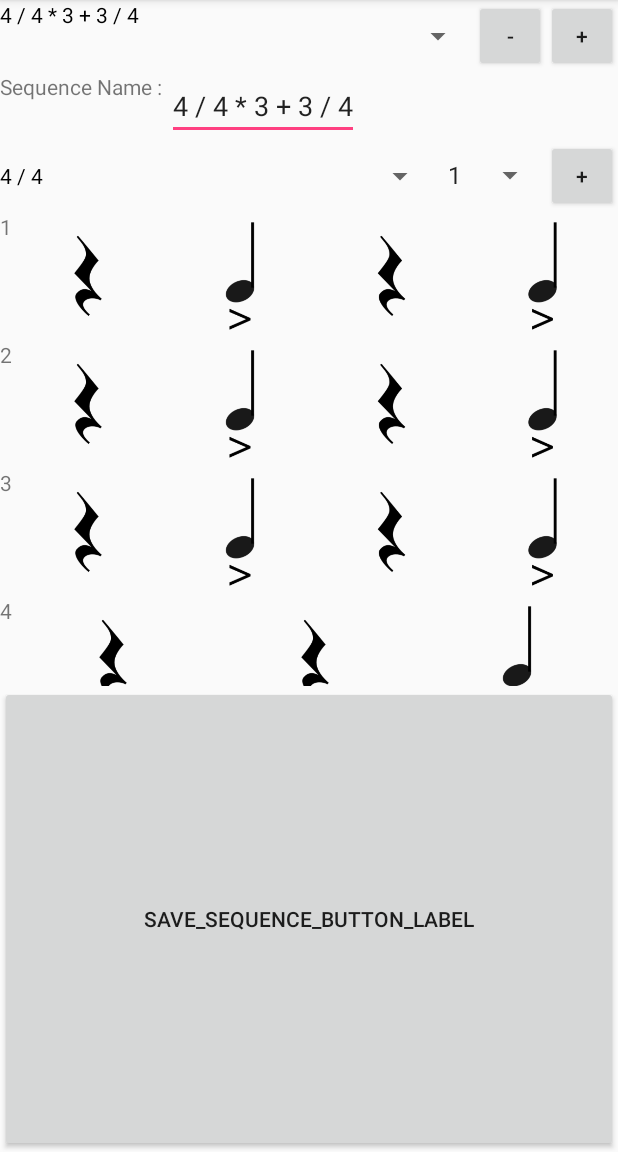
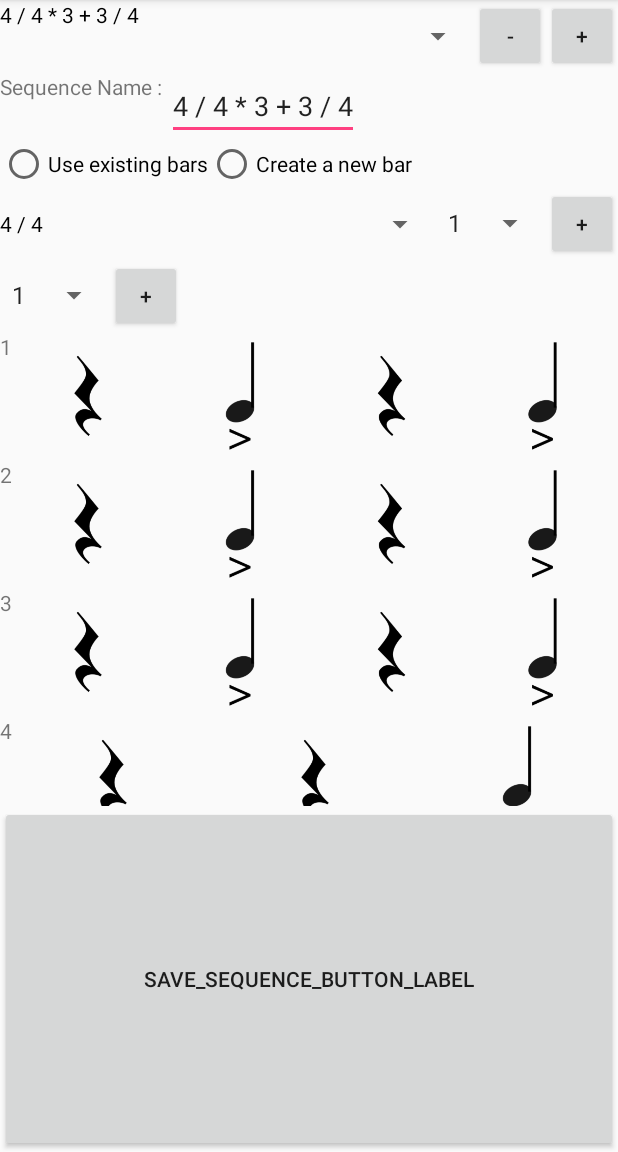
Before and after one commit to nicomanel/metronomeApp, an Android app: the SequenceEditorActivity screen opened directly, with no data from a screen before it, on a phone screen of 412 x 824 dp, the part 84-1236 px from its top. Run offline under Robolectric (Android 15) with nearby library versions, the phone set to English and light mode, and no system bars.

Commit message:
sequence creation ok. Still need to save it to the file

```diff
--- a/app/src/main/res/layout/sequence_editor.xml
+++ b/app/src/main/res/layout/sequence_editor.xml
@@ -20,10 +20,40 @@
             android:layout_height="match_parent"
             android:text="@string/new_sequence" />
 
+
     </LinearLayout>
     <LinearLayout
         android:layout_width="match_parent"
         android:layout_height="wrap_content"
+        android:orientation="vertical">
+
+
+        <RadioGroup
+            android:layout_width="match_parent"
+            android:layout_height="wrap_content"
+            android:orientation="horizontal">
+
+            <RadioButton
+                android:id="@+id/sequenceEditorUseExistingBarsButtonId"
+                android:layout_width="wrap_content"
+                android:layout_height="match_parent"
+                android:text="Use existing bars" />
+
+            <RadioButton
+                android:id="@+id/sequenceEditorCreateNewBarButtonId"
+                android:layout_width="wrap_content"
+                android:layout_height="match_parent"
+                android:text="Create a new bar" />
+        </RadioGroup>
+
+        <com.doumdoum.nmanel.metronome.ui.BarEditor
+            android:layout_width="match_parent"
+            android:layout_height="wrap_content"
+            android:visibility="gone" />
+
+        <LinearLayout
+            android:layout_width="match_parent"
+            android:layout_height="wrap_content"
         android:orientation="horizontal"
         android:weightSum="1">
 
@@ -46,6 +76,24 @@
             android:text="+" />
     </LinearLayout>
 
+        <LinearLayout
+            android:layout_width="match_parent"
+            android:layout_height="wrap_content">
+
+            <Spinner
+                android:id="@+id/sequenceEditorIterationNumberForNewBarSpinnerId"
+                android:layout_width="wrap_content"
+                android:layout_height="wrap_content"
+                android:entries="@array/iterationNumbers" />
+
+            <Button
+                android:id="@+id/sequenceEditorButtonAddNewBarsToSequenceId"
+                android:layout_width="48dp"
+                android:layout_height="wrap_content"
+                android:text="+" />
+
+        </LinearLayout>
+    </LinearLayout>
     <com.doumdoum.nmanel.metronome.ui.SequenceView
         android:id="@+id/sequenceEditorSequenceViewId"
         android:layout_width="match_parent"
```
